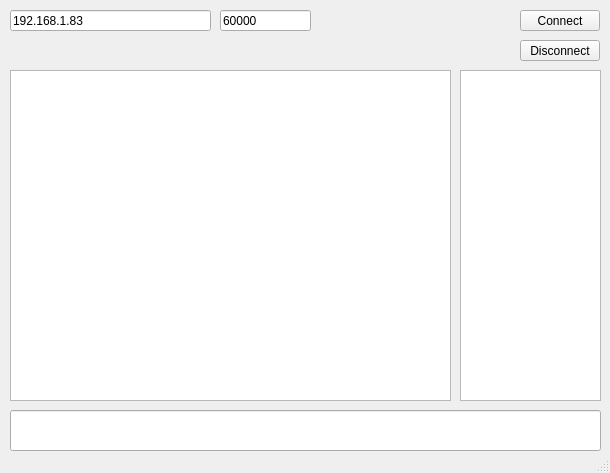
This is ChatClient/chatclient.ui in alexemanuelol/QT_Client_Python_Server_Chat as Qt 5 draws it before an edit. The edited form follows.
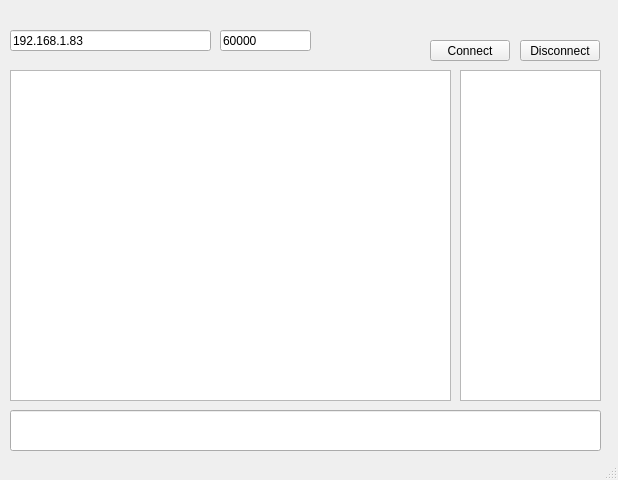
This is the edited form.

```diff
--- a/ChatClient/chatclient.ui
+++ b/ChatClient/chatclient.ui
@@ -2,17 +2,29 @@
 <ui version="4.0">
  <class>ChatClient</class>
  <widget class="QMainWindow" name="ChatClient">
+  <property name="enabled">
+   <bool>true</bool>
+  </property>
   <property name="geometry">
    <rect>
     <x>0</x>
     <y>0</y>
-    <width>610</width>
-    <height>473</height>
+    <width>618</width>
+    <height>480</height>
    </rect>
   </property>
   <property name="windowTitle">
    <string>ChatClient</string>
   </property>
+  <property name="toolButtonStyle">
+   <enum>Qt::ToolButtonIconOnly</enum>
+  </property>
+  <property name="animated">
+   <bool>true</bool>
+  </property>
+  <property name="unifiedTitleAndToolBarOnMac">
+   <bool>false</bool>
+  </property>
   <widget class="QWidget" name="centralWidget">
    <widget class="QTextBrowser" name="text_feed">
     <property name="geometry">
@@ -38,7 +50,7 @@
     <property name="geometry">
      <rect>
       <x>10</x>
-      <y>10</y>
+      <y>30</y>
       <width>201</width>
       <height>21</height>
      </rect>
@@ -54,7 +66,7 @@
     <property name="geometry">
      <rect>
       <x>220</x>
-      <y>10</y>
+      <y>30</y>
       <width>91</width>
       <height>21</height>
      </rect>
@@ -69,8 +81,8 @@
    <widget class="QPushButton" name="connect_button">
     <property name="geometry">
      <rect>
-      <x>520</x>
-      <y>10</y>
+      <x>430</x>
+      <y>40</y>
       <width>80</width>
       <height>21</height>
      </rect>
```
Left out of the diff: 13 changed lines with no effect on the pictures.
